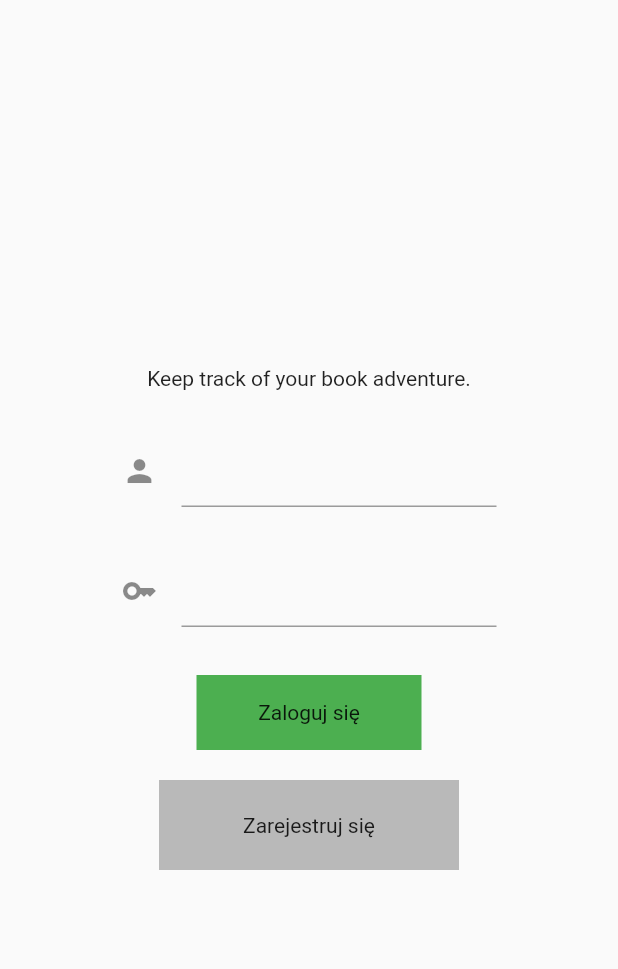
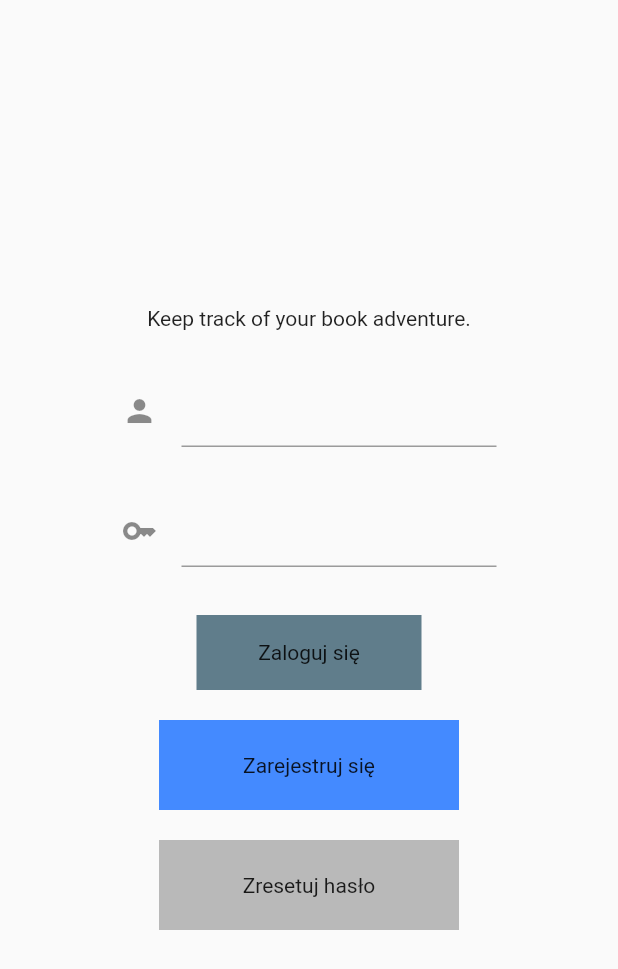
Before and after one commit to dsznycer/Biblioteczka, a Flutter app: the loginScreen screen opened by its route, on a phone screen of 412 x 824 dp. Shown: the top 969 px of the screen. Run offline on Flutter 3.47's test engine with Material 2 defaults, Android fonts, the phone set to English and light mode, and no system bars; our stand-ins replace cloud_firestore, firebase_auth, firebase_core; accounts and stored records are empty.

Commit message:
refreshed aplication

```diff
--- a/lib/loginScreen/loginScreen.dart
+++ b/lib/loginScreen/loginScreen.dart
@@ -66,20 +66,32 @@ class loginScreen extends StatelessWidget {
                 child: Container(
                   width: 150,
                   height: 50,
-                  color: Colors.green,
+                  color: Colors.blueGrey,
                   child: Center(child: Text('Zaloguj się')),
                 ),
               ),
               SizedBox(height: 20),
               GestureDetector(
                 onTap: () {
-                  Navigator.pushNamed(context, 'registrationScreen');
+                  Navigator.of(context).pushNamed('registrationScreen');
+                },
+                child: Container(
+                  width: 200,
+                  height: 60,
+                  color: Colors.blueAccent,
+                  child: Center(child: Text('Zarejestruj się')),
+                ),
+              ),
+              SizedBox(height: 20),
+              GestureDetector(
+                onTap: () {
+                  _auth.sendPasswordResetEmail(email: email);
                 },
                 child: Container(
                   width: 200,
                   height: 60,
                   color: Colors.black26,
-                  child: Center(child: Text('Zarejestruj się')),
+                  child: Center(child: Text('Zresetuj hasło')),
                 ),
               ),
             ],
--- a/lib/main.dart
+++ b/lib/main.dart
@@ -20,7 +20,7 @@ class Biblio extends StatelessWidget {
   @override
   Widget build(BuildContext context) {
     return MaterialApp(
-      initialRoute: '/',
+      initialRoute: 'loginScreen',
       routes: {
         '/': (BuildContext context) => startScreen(),
         'loginScreen': (BuildContext context) => loginScreen(),
--- a/lib/registrationScreen/registrationScreen.dart
+++ b/lib/registrationScreen/registrationScreen.dart
@@ -7,7 +7,11 @@ class registrationScreen extends StatelessWidget {
   Widget build(BuildContext context) {
     return Scaffold(
       body: Center(
-        child: Text('jebać'),
+        child: GestureDetector(
+            onTap: () {
+              Navigator.of(context).pop();
+            },
+            child: Text('jebać')),
       ),
     );
   }
```
Also changed, not shown: lib/startScreen/startScreen.dart (+15 -1 lines), pubspec.lock, 3 other files.
